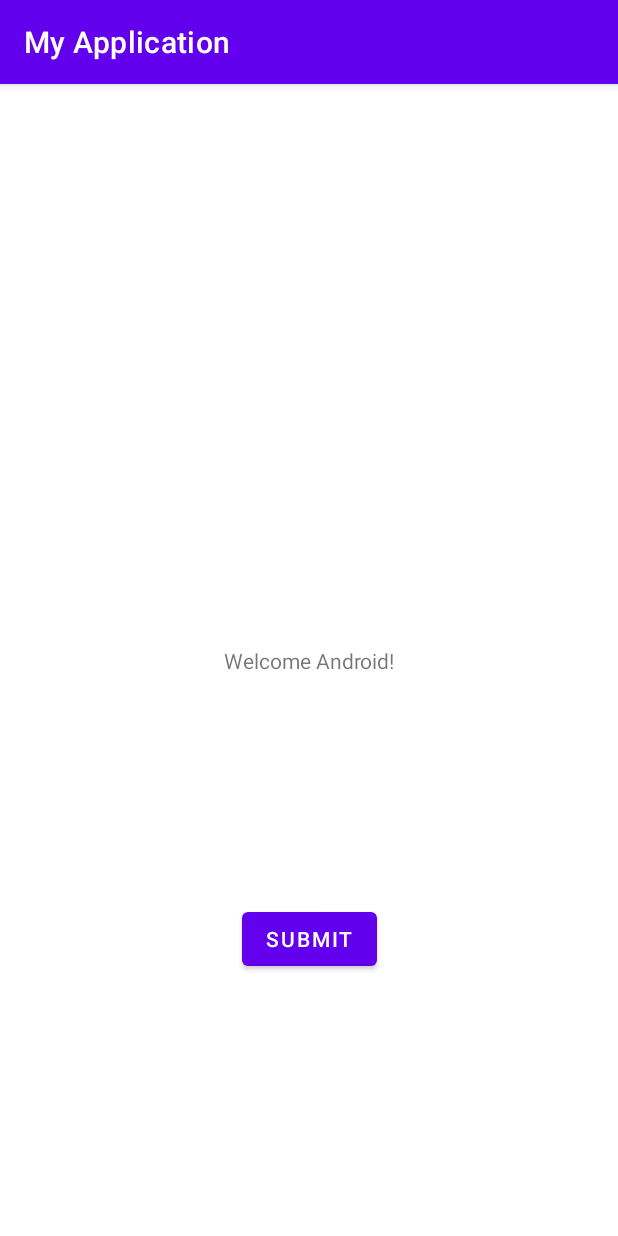
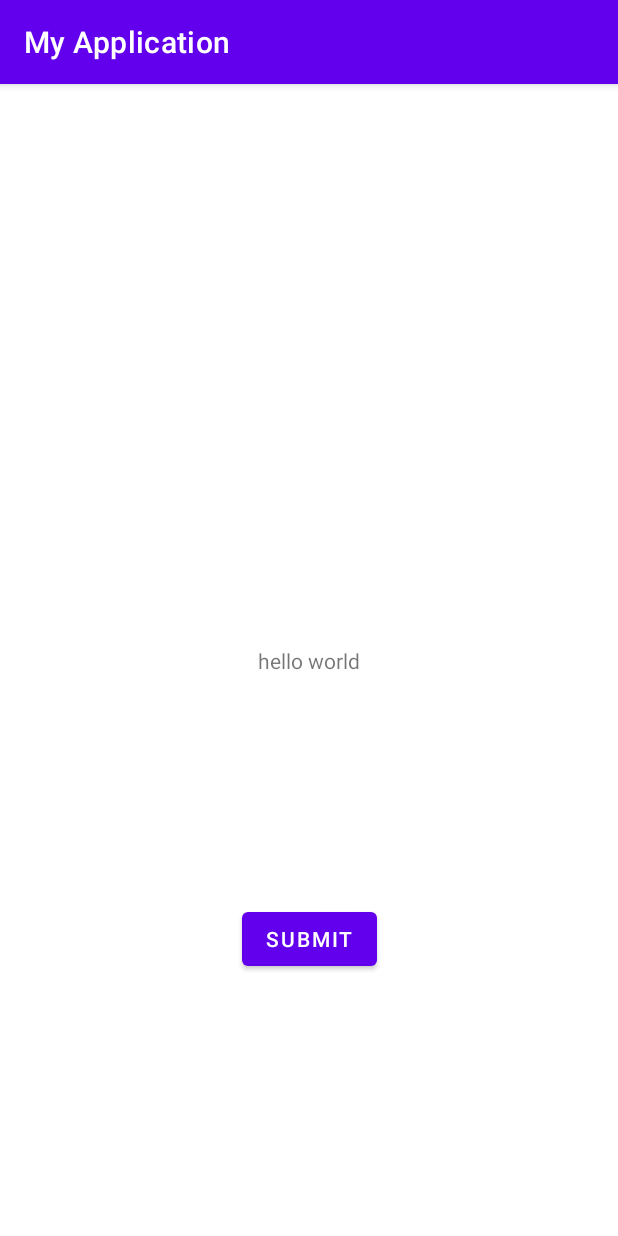
Before and after one commit to kevchen1129/Lab1, an Android app: the screen it shows after launch (MainActivity), on a phone screen of 412 x 824 dp. Run offline under Robolectric (Android 15) with nearby library versions, the phone set to English and light mode, and no system bars.

Commit message:
hello world

```diff
--- a/app/src/main/res/layout/activity_main.xml
+++ b/app/src/main/res/layout/activity_main.xml
@@ -10,7 +10,7 @@
         android:id="@+id/textView"
         android:layout_width="wrap_content"
         android:layout_height="wrap_content"
-        android:text="Welcome Android!"
+        android:text="hello world"
         app:layout_constraintBottom_toBottomOf="parent"
         app:layout_constraintLeft_toLeftOf="parent"
         app:layout_constraintRight_toRightOf="parent"
```
